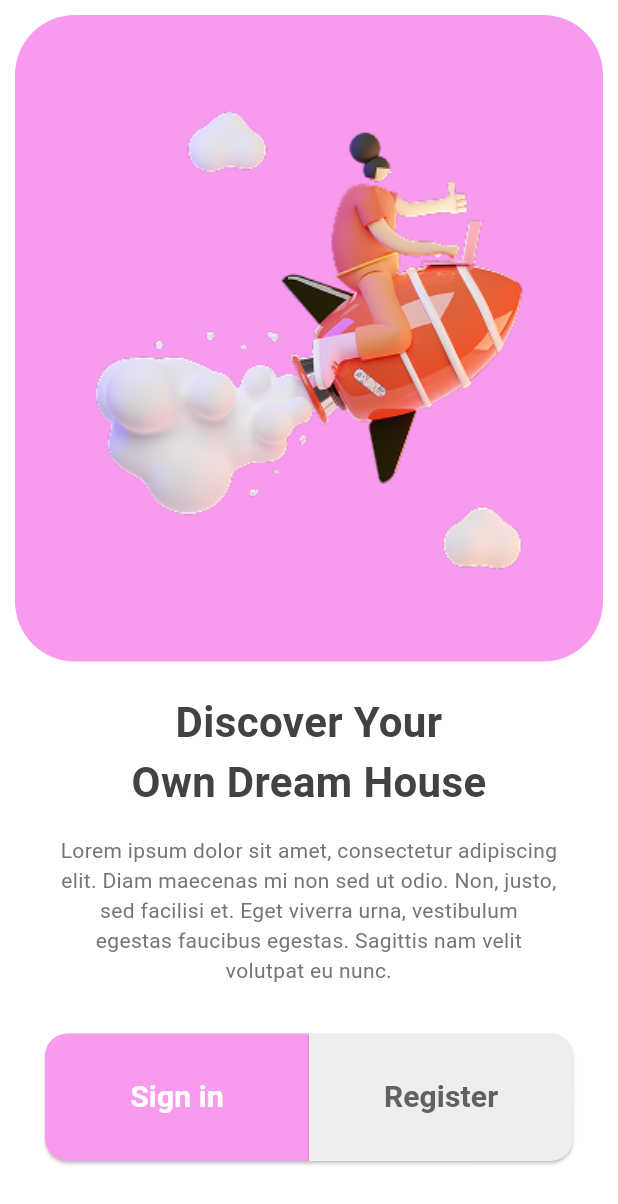
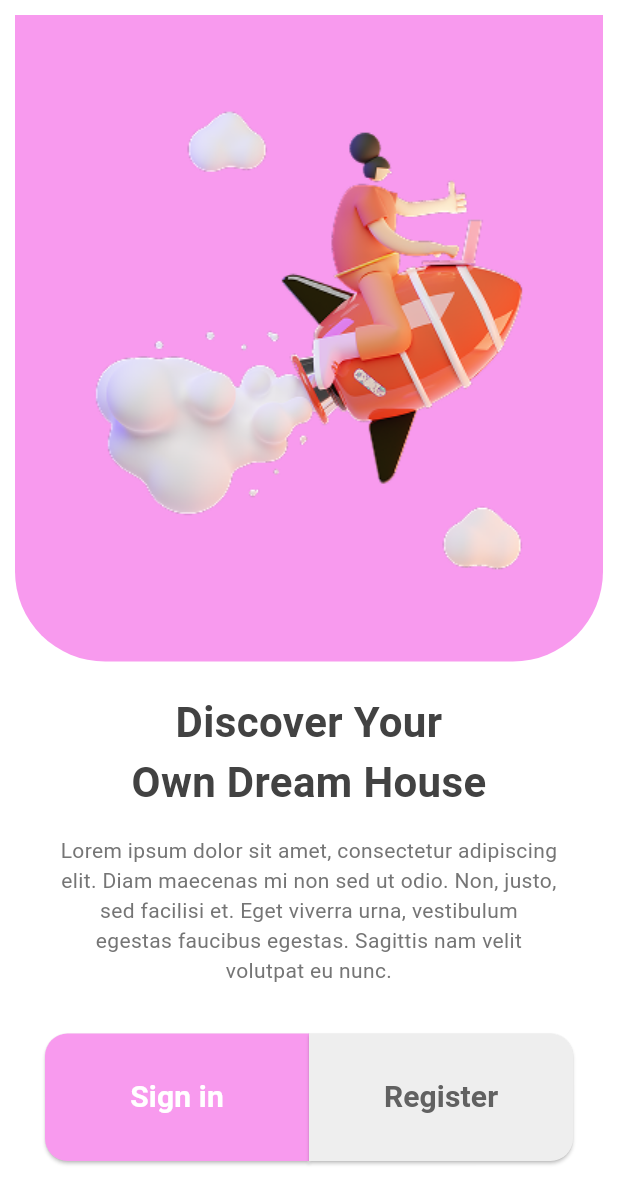
Before and after one commit to GeorgeGitSter/flutter_speed_ui_app, a Flutter app: the A01PageUI screen opened directly, on a phone screen of 412 x 824 dp. Shown: the top 1204 px of the screen. Run offline on Flutter 3.47's test engine with Material 3 defaults, Android fonts, the phone set to English and light mode, and no system bars; our stand-ins replace font_awesome_flutter, google_fonts; Roboto replaces fonts that are missing (Kanit).

Commit message:
Edit A01 Page

```diff
--- a/lib/main.dart
+++ b/lib/main.dart
@@ -36,6 +36,7 @@ class FlutterSpeedUi extends StatefulWidget {
 
 class _FlutterSpeedUiState extends State<FlutterSpeedUi> {
   @override
+
   Widget build(BuildContext context) {
     return MaterialApp(
       debugShowCheckedModeBanner: false,
--- a/lib/views/a01_page_ui.dart
+++ b/lib/views/a01_page_ui.dart
@@ -21,7 +21,10 @@ class _A01PageUIState extends State<A01PageUI> {
               child: Container(
                 width: MediaQuery.of(context).size.width,
                 decoration: BoxDecoration(
-                  borderRadius: BorderRadius.circular(40.0),
+                  borderRadius: BorderRadius.only(
+                    bottomLeft: Radius.circular(60.0),
+                    bottomRight: Radius.circular(60.0),
+                  ),
                   color: Color(0xFFF89AEE),
                 ),
                 child: Stack(
--- a/lib/views/d07_page_ui.dart
+++ b/lib/views/d07_page_ui.dart
@@ -85,7 +85,7 @@ class _D07PageUIState extends State<D07PageUI> {
               ),
               SizedBox(
                 height: 100,
-              )
+              ),
             ],
           ),
         ),
```
